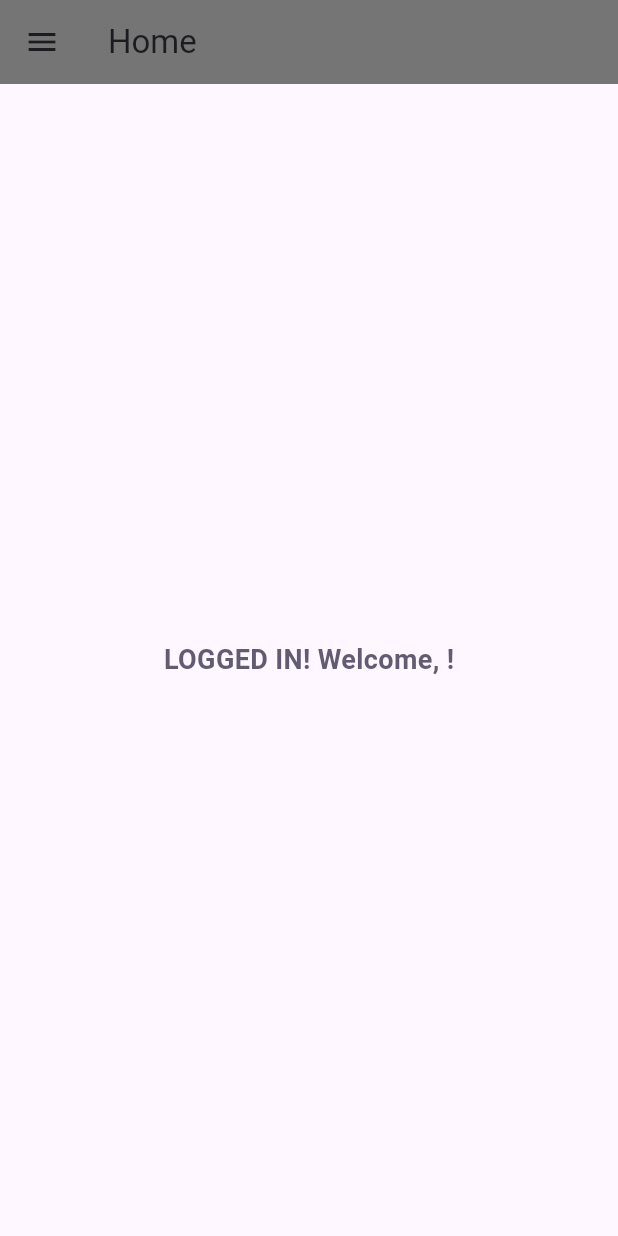
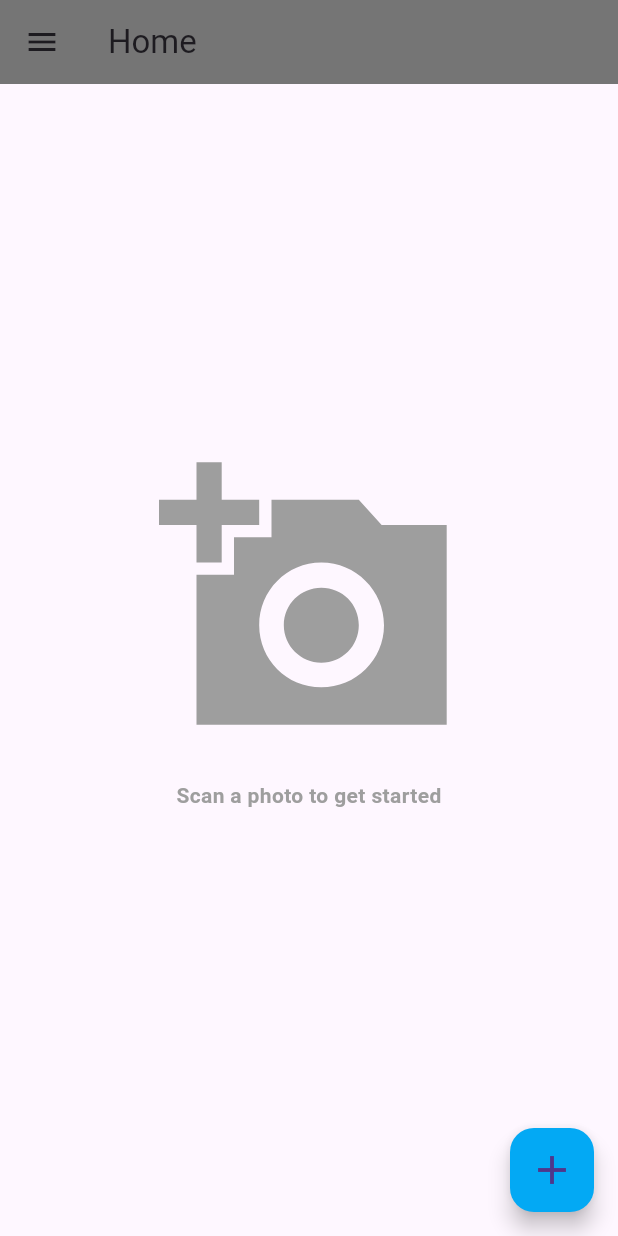
Before and after one commit to vrks5331/DermaShielder, a Flutter app: the HomePage screen opened directly, on a phone screen of 412 x 824 dp. Run offline on Flutter 3.47's test engine with Material 3 defaults, Android fonts, the phone set to English and light mode, and no system bars; our stand-ins replace firebase_auth, firebase_core, smooth_page_indicator; accounts and stored records are empty; generated files the repository leaves out were written again.

Commit message:
3/19 - home page conditional rendering and image upload button

```diff
--- a/lib/pages/home_page.dart
+++ b/lib/pages/home_page.dart
@@ -1,15 +1,55 @@
 import 'package:flutter/material.dart';
 import 'package:firebase_auth/firebase_auth.dart';
 
-class HomePage extends StatelessWidget {
+class HomePage extends StatefulWidget {
   const HomePage({super.key});
 
   @override
+  _HomePageState createState() => _HomePageState();
+}
+
+class _HomePageState extends State<HomePage> with SingleTickerProviderStateMixin {
+  final User? user = FirebaseAuth.instance.currentUser;
+  bool _isMenuOpen = false;
+  late AnimationController _animationController;
+  late Animation<double> _fadeAnimation;
+  late Animation<Offset> _slideAnimation;
+
+  @override
+  void initState() {
+    super.initState();
+    _animationController = AnimationController(
+      vsync: this,
+      duration: const Duration(milliseconds: 300),
+    );
+
+    _fadeAnimation = Tween<double>(begin: 0, end: 1).animate(_animationController);
+    _slideAnimation = Tween<Offset>(begin: const Offset(0, 0.2), end: Offset.zero)
+        .animate(_animationController);
+  }
+
+  void _toggleMenu() {
+    setState(() {
+      _isMenuOpen = !_isMenuOpen;
+      if (_isMenuOpen) {
+        _animationController.forward();
+      } else {
+        _animationController.reverse();
+      }
+    });
+  }
+
+  @override
+  void dispose() {
+    _animationController.dispose();
+    super.dispose();
+  }
+
+  @override
   Widget build(BuildContext context) {
-    final User? user = FirebaseAuth.instance.currentUser;
-    bool onDarkMode = false;
-
-    return Scaffold(
+    return Stack(
+      children: [
+        Scaffold(
           appBar: AppBar(
             title: const Text("Home"),
             backgroundColor: Colors.grey[600],
@@ -53,15 +93,109 @@ class HomePage extends StatelessWidget {
               ],
             ),
           ),
-      body: Center(
-        child: Text(
-          user != null ? "LOGGED IN! Welcome, ${user.email}!" : "No user logged in",
-          style: TextStyle(
-            fontSize: 18,
-            fontWeight: FontWeight.bold,
-            color: Theme.of(context).colorScheme.secondary,
+          body: _buildBody(user),
+          floatingActionButton: FloatingActionButton(
+            onPressed: _toggleMenu,
+            backgroundColor: Colors.lightBlue,
+            child: const Icon(Icons.add, size: 32),
           ),
         ),
-      ));
+
+        // Dimmed background when menu is open
+        if (_isMenuOpen)
+          GestureDetector(
+            onTap: _toggleMenu,
+            child: Container(
+              color: Colors.black.withOpacity(0.5),
+            ),
+          ),
+
+        // Animated menu sliding out from the button
+        Positioned(
+          bottom: 90,
+          right: 20,
+          child: FadeTransition(
+            opacity: _fadeAnimation,
+            child: SlideTransition(
+              position: _slideAnimation,
+              child: Column(
+                crossAxisAlignment: CrossAxisAlignment.end,
+                children: [
+                  _buildMenuItem(Icons.upload, "Upload Image", () {
+                    _toggleMenu();
+                    // TODO: Implement image upload functionality
+                  }),
+                  const SizedBox(height: 10),
+                  _buildMenuItem(Icons.camera_alt, "Take Photo", () {
+                    _toggleMenu();
+                    // TODO: Implement take photo functionality
+                  }),
+                ],
+              ),
+            ),
+          ),
+        ),
+      ],
+    );
+  }
+
+  /// ✅ Extracted method for conditional rendering
+  Widget _buildBody(User? user) {
+    if (user == null) {
+      return const Center(
+        child: Text(
+          "No user logged in",
+          style: TextStyle(fontSize: 18, fontWeight: FontWeight.bold),
+        ),
+      );
+    } else {
+      return Center(
+        child: Column(
+          mainAxisAlignment: MainAxisAlignment.center,
+          crossAxisAlignment: CrossAxisAlignment.center,
+          children: [
+            const Icon(
+              Icons.add_a_photo_sharp,
+              size: 200, // Huge icon
+              color: Colors.grey, // Slightly faded color
+            ),
+            const SizedBox(height: 20),
+            Text(
+              "Scan a photo to get started",
+              textAlign: TextAlign.center,
+              style: TextStyle(
+                fontSize: 14,
+                fontWeight: FontWeight.bold,
+                color: Colors.grey[500],
+              ),
+            ),
+            const SizedBox(height: 40),
+          ],
+        ),
+      );
     }
   }
+
+  /// ✅ Extracted method for menu item buttons
+  Widget _buildMenuItem(IconData icon, String text, VoidCallback onTap) {
+    return ElevatedButton(
+      onPressed: onTap,
+      style: ElevatedButton.styleFrom(
+        backgroundColor: Colors.white,
+        foregroundColor: Colors.black,
+        padding: const EdgeInsets.symmetric(horizontal: 20, vertical: 12),
+        shape: RoundedRectangleBorder(
+          borderRadius: BorderRadius.circular(30),
+        ),
+      ),
+      child: Row(
+        mainAxisSize: MainAxisSize.min,
+        children: [
+          Icon(icon, size: 24, color: Colors.blue),
+          const SizedBox(width: 10),
+          Text(text, style: const TextStyle(fontSize: 16, fontWeight: FontWeight.bold)),
+        ],
+      ),
+    );
+  }
+}
```
Lines whose indentation alone changed are shown as unchanged.
